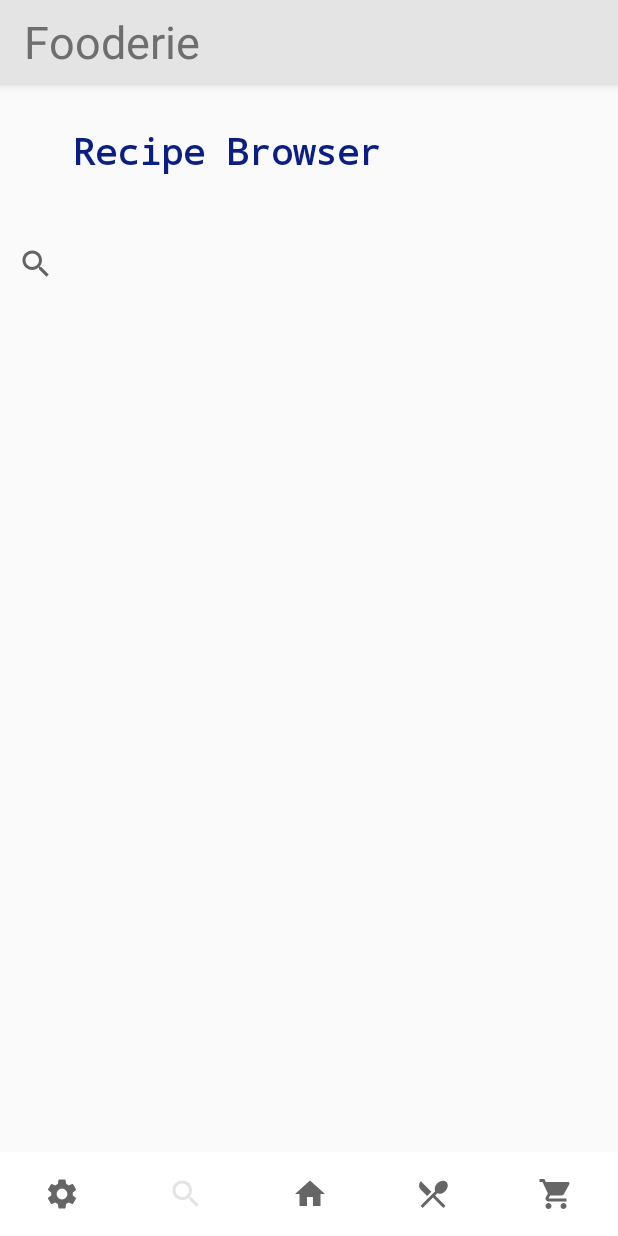
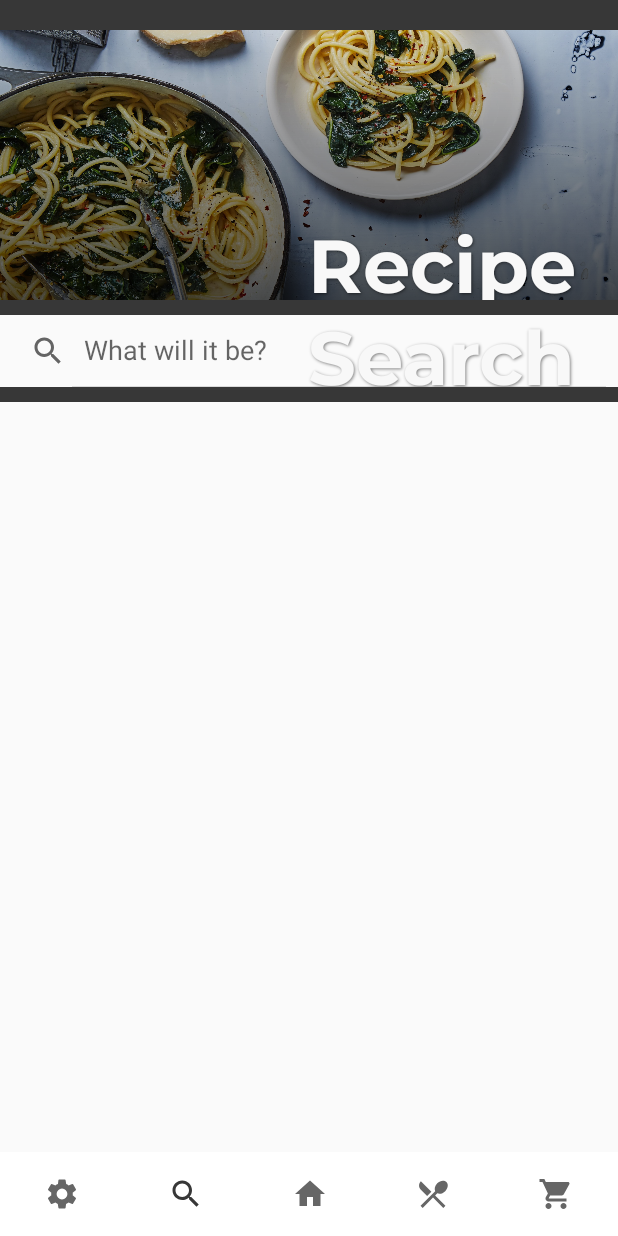
Before and after one commit to ianwilk20/comp3004gproj, an Android app: the rbSearch screen opened directly, with no data from a screen before it, on a phone screen of 412 x 824 dp. Run offline under Robolectric (Android 15) with nearby library versions, the phone set to English and light mode, and no system bars; our stand-ins replace Room's generated code, Volley.

Commit message:
Week 7 Workload - Ian - Bug Fixes & More

```diff
--- a/Fooderie/app/src/main/java/fooderie/cookingAssistant/views/CookingAssistantPreview.java
+++ b/Fooderie/app/src/main/java/fooderie/cookingAssistant/views/CookingAssistantPreview.java
@@ -1,4 +1,4 @@
-package fooderie.CookingAssistant.views;
+package fooderie.cookingAssistant.views;
 
 import android.content.Intent;
 import android.os.Bundle;
--- a/Fooderie/app/src/main/java/fooderie/mealPlanner/views/mpTodayMealFragment.java
+++ b/Fooderie/app/src/main/java/fooderie/mealPlanner/views/mpTodayMealFragment.java
@@ -22,7 +22,7 @@ import com.kingfisher.easyviewindicator.RecyclerViewIndicator;
 import java.util.List;
 
 import androidx.recyclerview.widget.SnapHelper;
-import fooderie.CookingAssistant.views.CookingAssistantPreview;
+import fooderie.cookingAssistant.views.CookingAssistantPreview;
 import fooderie.mealPlanner.models.PlanMeal;
 import fooderie.mealPlanner.viewModels.TodayMealViewModel;
 import fooderie.recipeBrowser.models.Recipe;
--- a/Fooderie/app/src/main/java/fooderie/recipeBrowser/views/rbDisplay.java
+++ b/Fooderie/app/src/main/java/fooderie/recipeBrowser/views/rbDisplay.java
@@ -20,7 +20,7 @@ import com.example.fooderie.R;
 import com.squareup.picasso.Picasso;
 import java.util.ArrayList;
 import java.util.concurrent.ExecutionException;
-import fooderie.CookingAssistant.views.CookingAssistantPreview;
+import fooderie.cookingAssistant.views.CookingAssistantPreview;
 import fooderie.recipeBrowser.models.Nutrient;
 import fooderie.recipeBrowser.models.Recipe;
 import fooderie.recipeBrowser.models.Tag;
--- /dev/null
+++ b/Fooderie/app/src/main/res/drawable/rectangle.xml
@@ -0,0 +1,6 @@
+<?xml version="1.0" encoding="utf-8"?>
+<shape xmlns:android="http://schemas.android.com/apk/res/android" android:shape="rectangle">
+    <solid
+        android:color="@color/grocery_list_sherling_gray"
+        />
+</shape>
--- a/Fooderie/app/src/main/res/layout/activity_rb_search.xml
+++ b/Fooderie/app/src/main/res/layout/activity_rb_search.xml
@@ -1,5 +1,5 @@
 <?xml version="1.0" encoding="utf-8"?>
-<androidx.constraintlayout.widget.ConstraintLayout xmlns:android="http://schemas.android.com/apk/res/android"
+<RelativeLayout xmlns:android="http://schemas.android.com/apk/res/android"
     xmlns:app="http://schemas.android.com/apk/res-auto"
     xmlns:tools="http://schemas.android.com/tools"
     android:layout_width="match_parent"
@@ -7,43 +7,82 @@
     android:orientation="vertical"
     tools:context="fooderie.recipeBrowser.views.rbSearch">
 
+    <ImageView
+        android:id="@+id/imageView"
+        android:layout_width="fill_parent"
+        android:layout_height="wrap_content"
+        android:foreground="@drawable/gradient_shape"
+        android:maxHeight="200dp"
+        android:adjustViewBounds="true"
+        android:scaleType="fitXY"
+        app:srcCompat="@drawable/recipebrowsericon"
+        />
+
     <TextView
-        android:id="@+id/textView"
+        android:id="@+id/text"
         android:layout_width="wrap_content"
         android:layout_height="wrap_content"
-        android:layout_marginTop="28dp"
-        android:layout_marginEnd="132dp"
-        android:layout_marginRight="132dp"
-        android:lineSpacingExtra="8sp"
-        android:text="Recipe Browser"
-        android:textColor="#0A1F81"
-        android:textSize="24sp"
-        android:textStyle="bold"
-        app:fontFamily="monospace"
-        app:layout_constraintEnd_toEndOf="parent"
-        app:layout_constraintHorizontal_bias="0.651"
-        app:layout_constraintStart_toStartOf="parent"
-        app:layout_constraintTop_toTopOf="parent" />
+        android:layout_marginTop="145dp"
+        android:layout_marginLeft="205dp"
+        android:fontFamily="@font/montserrat_bold"
+        android:shadowColor="@color/text_shadow"
+        android:shadowDx="1"
+        android:shadowDy="1"
+        android:shadowRadius="2"
+        android:text="Recipe Search"
+        android:textColor="#F8F8F8"
+        android:textSize="75px" />
+
+    <View
+        android:id="@+id/myRect"
+        android:layout_width="fill_parent"
+        android:layout_height="20dp"
+        android:background="@drawable/rectangle"/>
+
+
+    <View
+        android:id="@+id/myRect2"
+        android:layout_width="fill_parent"
+        android:layout_height="10dp"
+        android:layout_below="@id/imageView"
+        android:background="@drawable/rectangle"/>
+
 
     <SearchView
         android:id="@+id/rbSearchView"
         android:layout_width="match_parent"
         android:layout_height="wrap_content"
-        android:layout_below="@id/textView"
-        android:layout_marginTop="96dp"
-        android:iconifiedByDefault="true"
-        android:queryHint="Search Here"
+        android:layout_below="@id/myRect2"
+        android:iconifiedByDefault="false"
+        android:queryHint="What will it be?"
         app:layout_constraintEnd_toEndOf="parent"
         app:layout_constraintHorizontal_bias="0.0"
         app:layout_constraintStart_toStartOf="parent"
-        app:layout_constraintTop_toTopOf="parent" />
+        app:layout_constraintTop_toTopOf="parent">
+
+    </SearchView>
+
+    <View
+        android:id="@+id/myRect3"
+        android:layout_width="fill_parent"
+        android:layout_height="10dp"
+        android:layout_below="@id/rbSearchView"
+        android:background="@drawable/rectangle"/>
+
+    <ListView
+        android:id="@+id/favListView"
+        android:layout_width="match_parent"
+        android:layout_height="wrap_content"
+        android:layout_below="@id/myRect3"
+        android:layout_marginTop="6dp"
+        android:focusableInTouchMode="false"
+        android:isScrollContainer="false"></ListView>
 
     <ListView
         android:id="@+id/rbListView"
-        android:layout_width="380dp"
+        android:layout_width="match_parent"
         android:layout_height="441dp"
-        android:layout_below="@id/rbSearchView"
-        android:layout_marginEnd="16dp"
+        android:layout_below="@id/myRect3"
         app:layout_constraintBottom_toBottomOf="parent"
         app:layout_constraintEnd_toEndOf="parent"
         app:layout_constraintTop_toTopOf="parent"
@@ -52,24 +91,12 @@
         android:isScrollContainer="false"
         android:visibility="gone"></ListView>
 
-    <ListView
-        android:id="@+id/favListView"
-        android:layout_width="380dp"
-        android:layout_height="wrap_content"
-        android:layout_below="@id/rbSearchView"
-        android:layout_marginEnd="16dp"
-        android:focusableInTouchMode="false"
-        android:isScrollContainer="false"
-        app:layout_constraintBottom_toTopOf="@+id/include3"
-        app:layout_constraintEnd_toEndOf="parent"
-        app:layout_constraintTop_toBottomOf="@+id/rbSearchView"
-        app:layout_constraintVertical_bias="0.0"></ListView>
-
     <include
         android:id="@+id/include3"
         layout="@layout/content_bottom_navigation"
         android:layout_width="wrap_content"
         android:layout_height="wrap_content"
-        app:layout_constraintBottom_toBottomOf="parent" />
+        android:layout_alignParentBottom="true"
+        android:layout_marginBottom="0dp"/>
 
-</androidx.constraintlayout.widget.ConstraintLayout>
+</RelativeLayout>
--- a/Fooderie/app/src/main/res/values/colors.xml
+++ b/Fooderie/app/src/main/res/values/colors.xml
@@ -4,6 +4,7 @@
     <color name="colorPrimaryDark">#f4f4f4</color>
     <color name="colorOffColour">#A2A0A0</color>
     <color name="colorAccent">#03A9F4</color>
+    <color name="colorAccentRoyalBlue">#1A54F8</color>
     <color name="title_bar_color">#6e6e6e</color>
     <color name="text_shadow">#7F000000</color>
     <color name="text_color">#D0000000</color>
--- a/Fooderie/app/src/main/res/values/strings.xml
+++ b/Fooderie/app/src/main/res/values/strings.xml
@@ -44,5 +44,7 @@
     <string name="set">SET</string>
     <string name="attribution">Attribution</string>
 
+    <string name="multilinedaddgroceryfrag">Add Item\nTo List</string>
+
 
 </resources>
--- a/Fooderie/app/src/main/res/values/styles.xml
+++ b/Fooderie/app/src/main/res/values/styles.xml
@@ -1,11 +1,12 @@
 <resources>
 
     <!-- Base application theme. -->
-    <style name="AppTheme" parent="Theme.AppCompat.Light.DarkActionBar">
+    <style name="AppTheme" parent="Theme.AppCompat.Light.NoActionBar">
         <!-- Customize your theme here. -->
-        <item name="colorPrimary">@color/colorPrimary</item>
+        <item name="colorPrimary">@color/grocery_list_sherling_gray</item>
         <item name="colorPrimaryDark">@color/colorPrimaryDark</item>
         <item name="colorAccent">@color/colorAccent</item>
+        <item name="android:titleTextStyle">@font/montserrat_bold</item>
     </style>
 
     <style name="AppTheme.NoActionBar">
```
Also changed, not shown: Fooderie/app/src/main/java/fooderie/cookingAssistant/views/CookingAssistantViewer.java (+6 -6 lines), Fooderie/app/src/main/java/fooderie/groceryList/views/GroceryListView.java (+8 -0 lines), Fooderie/app/src/main/java/fooderie/groceryList/views/sGroceryListAddItemFragment.java (added, +50 -0 lines), Fooderie/app/src/main/res/drawable/gradient_shape_rounded.xml (added, +9 -0 lines), Fooderie/app/src/main/res/drawable/rounded_layout_bg.xml (+3 -4 lines), Fooderie/app/src/main/res/layout/activity_grocery_list.xml (+12 -4 lines), Fooderie/app/src/main/res/layout/activity_main.xml (+12 -0 lines), Fooderie/app/src/main/res/layout/fragment_addgrocitem.xml (added, +59 -0 lines), Fooderie/app/src/main/res/drawable/recipebrowsericon.jpg (added), Fooderie/app/src/main/res/drawable/shopping_basket_for_fragment.jpg (added), 2 other files.
